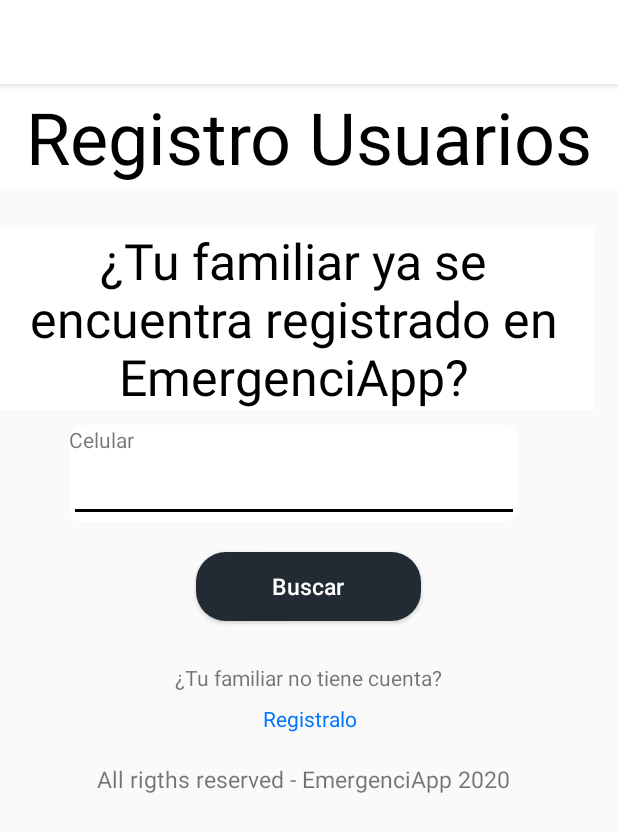
After one commit to MiguelAPaez/EmergenciApp, an Android app: the activity_buscarFamiliar screen opened directly, with no data from a screen before it, on a phone screen of 412 x 824 dp. The commit adds this screen. Shown: the top 832 px of the screen. Run offline under Robolectric (Android 15) with nearby library versions, the phone set to English and light mode, and no system bars.

Commit message:
pantalla buscar hecha

```diff
--- a/app/src/main/AndroidManifest.xml
+++ b/app/src/main/AndroidManifest.xml
@@ -9,7 +9,8 @@
         android:roundIcon="@mipmap/ic_launcher_round"
         android:supportsRtl="true"
         android:theme="@style/AppTheme">
-        <activity android:name=".EmergencyOptions"></activity>
+        <activity android:name=".activity_buscarFamiliar"></activity>
+        <activity android:name=".EmergencyOptions" />
         <activity android:name=".Profile" />
         <activity android:name=".HealthRegister" />
         <activity android:name=".Register" />
--- /dev/null
+++ b/app/src/main/java/com/example/miguelapaez/emergenciapp/activity_buscarFamiliar.java
@@ -0,0 +1,14 @@
+package com.example.miguelapaez.emergenciapp;
+
+import android.os.Bundle;
+
+import androidx.appcompat.app.AppCompatActivity;
+
+public class activity_buscarFamiliar extends AppCompatActivity {
+
+    @Override
+    protected void onCreate(Bundle savedInstanceState) {
+        super.onCreate(savedInstanceState);
+        setContentView(R.layout.activity_buscar_familiar);
+    }
+}
--- /dev/null
+++ b/app/src/main/res/layout/activity_buscar_familiar.xml
@@ -0,0 +1,147 @@
+<?xml version="1.0" encoding="utf-8"?>
+<androidx.constraintlayout.widget.ConstraintLayout xmlns:android="http://schemas.android.com/apk/res/android"
+    xmlns:app="http://schemas.android.com/apk/res-auto"
+    xmlns:tools="http://schemas.android.com/tools"
+    android:layout_width="match_parent"
+    android:layout_height="match_parent"
+    tools:context=".activity_buscarFamiliar">
+
+
+    <LinearLayout
+        android:layout_width="match_parent"
+        android:layout_height="wrap_content"
+        android:orientation="vertical"
+        tools:ignore="MissingConstraints">
+
+        <LinearLayout
+            android:id="@+id/linearLayoutTitleRegister"
+            android:layout_width="match_parent"
+            android:layout_height="70dp"
+            android:layout_marginStart="0dp"
+            android:layout_marginEnd="0dp"
+            android:background="@color/colorWhite"
+            android:orientation="horizontal"
+            app:layout_constraintEnd_toEndOf="parent"
+            app:layout_constraintHorizontal_bias="0.538"
+            app:layout_constraintStart_toStartOf="parent"
+            app:layout_constraintTop_toTopOf="parent">
+
+            <TextView
+                android:id="@+id/titleRegister"
+                android:layout_width="match_parent"
+                android:layout_height="wrap_content"
+                android:layout_gravity="center"
+                android:layout_weight="1"
+                android:text="@string/register_title"
+                android:textAlignment="center"
+                android:textColor="@color/colorBlack"
+                android:textSize="72px" />
+        </LinearLayout>
+
+
+        <ScrollView
+            android:layout_width="match_parent"
+            android:layout_height="match_parent"
+            app:layout_constraintBottom_toBottomOf="parent"
+            app:layout_constraintEnd_toEndOf="parent"
+            android:textAlignment="center"
+            app:layout_constraintStart_toStartOf="parent"
+            android:layout_gravity="center"
+            app:layout_constraintTop_toTopOf="parent">
+
+            <LinearLayout
+                android:layout_width="match_parent"
+                android:layout_height="wrap_content"
+                android:layout_gravity="center"
+                android:gravity="center"
+                android:orientation="vertical"
+                android:textAlignment="center">
+
+                <TextView
+                    android:id="@+id/titleRegister2"
+                    android:layout_width="match_parent"
+                    android:layout_height="wrap_content"
+
+                    android:layout_marginTop="25dp"
+                    android:layout_marginEnd="10dp"
+                    android:layout_weight="1"
+                    android:background="@color/colorWhite"
+                    android:text="@string/buscarUsuario"
+                    android:textAlignment="center"
+                    android:textColor="@color/colorBlack"
+                    android:textSize="50px" />
+
+                <LinearLayout
+                    android:layout_width="300dp"
+                    android:layout_height="match_parent"
+                    android:layout_marginTop="10dp"
+                    android:layout_marginEnd="10dp"
+                    android:layout_weight="1"
+                    android:background="@drawable/shape"
+                    android:orientation="vertical"
+                    android:textAlignment="center">
+
+                    <TextView
+                        android:id="@+id/textView"
+                        android:layout_width="wrap_content"
+                        android:layout_height="wrap_content"
+                        android:text="@string/celular" />
+
+                    <EditText
+                        android:id="@+id/editText"
+                        android:layout_width="match_parent"
+                        android:layout_height="wrap_content"
+                        android:ems="10"
+                        android:inputType="phone" />
+                </LinearLayout>
+
+
+                <Button
+                    android:id="@+id/buttonLogOut"
+                    android:layout_width="150dp"
+                    android:layout_height="46dp"
+                    android:layout_gravity="center"
+                    android:layout_marginTop="20dp"
+                    android:layout_marginBottom="8dp"
+                    android:background="@drawable/shapebutton"
+                    android:text="@string/buscar"
+                    android:textAllCaps="false"
+                    android:textColor="@color/colorWhite"
+                    android:textSize="15dp" />
+
+                <TextView
+                    android:id="@+id/textView2"
+                    android:layout_marginTop="20dp"
+                    android:layout_width="wrap_content"
+                    android:layout_height="wrap_content"
+                    android:layout_weight="1"
+                    android:text="@string/no_tiene_cuenta" />
+                <TextView
+                    android:id="@+id/meesageSignUp"
+                    android:layout_width="match_parent"
+                    android:layout_height="wrap_content"
+                    android:layout_marginStart="8dp"
+                    android:layout_marginTop="8dp"
+                    android:layout_marginEnd="8dp"
+                    android:text="Registralo"
+                    android:textColor="@color/colorBlue"
+                    android:textAlignment="center" />
+
+
+            </LinearLayout>
+        </ScrollView>
+        <TextView
+            android:id="@+id/textView5"
+            android:layout_width="match_parent"
+            android:layout_height="wrap_content"
+            android:layout_marginStart="0dp"
+            android:layout_marginTop="20dp"
+            android:layout_marginEnd="8dp"
+            android:layout_marginBottom="8dp"
+            android:text="@string/rights"
+            android:textSize="15dp"
+            android:textAlignment="center"/>
+
+    </LinearLayout>
+
+</androidx.constraintlayout.widget.ConstraintLayout>
--- a/app/src/main/res/values/strings.xml
+++ b/app/src/main/res/values/strings.xml
@@ -37,9 +37,13 @@
     <string name="descripcion">Descripcion</string>
     <string name="TituloPantallaEscogeremergencia">"Selecciona tu Emergencia"</string>
 
-    <string name="textoBottonESalud">"Salud"</string>
-    <string name="textoBottonESeguridad">"Policia"</string>
-    <string name="textoBottonEBomberos">"Bomberos"</string>
-    <string name="textoBottonECasera">"Casera"</string>
+    <string name="textoBottonESalud">Salud</string>
+    <string name="textoBottonESeguridad">Policia</string>
+    <string name="textoBottonEBomberos">Bomberos</string>
+    <string name="textoBottonECasera">Casera</string>
+    <string name="buscarUsuario">¿Tu familiar ya se encuentra registrado en EmergenciApp?</string>
+    <string name="celular">Celular</string>
+    <string name="buscar">Buscar</string>
+    <string name="no_tiene_cuenta">¿Tu familiar no tiene cuenta?</string>
 
 </resources>
```
